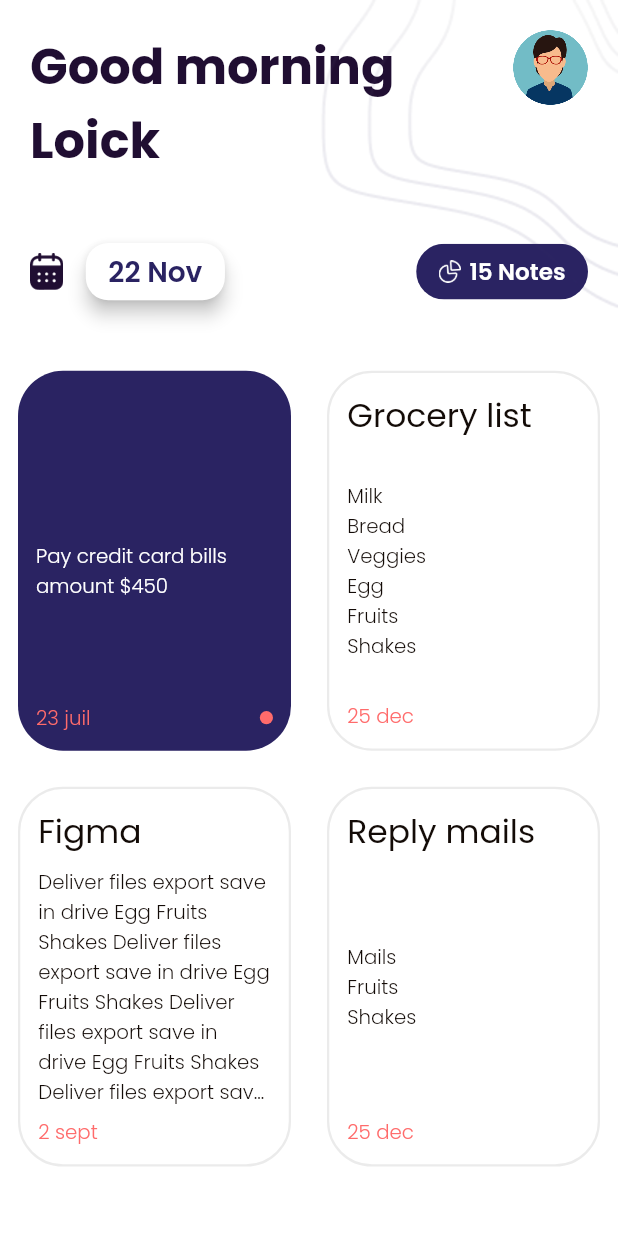
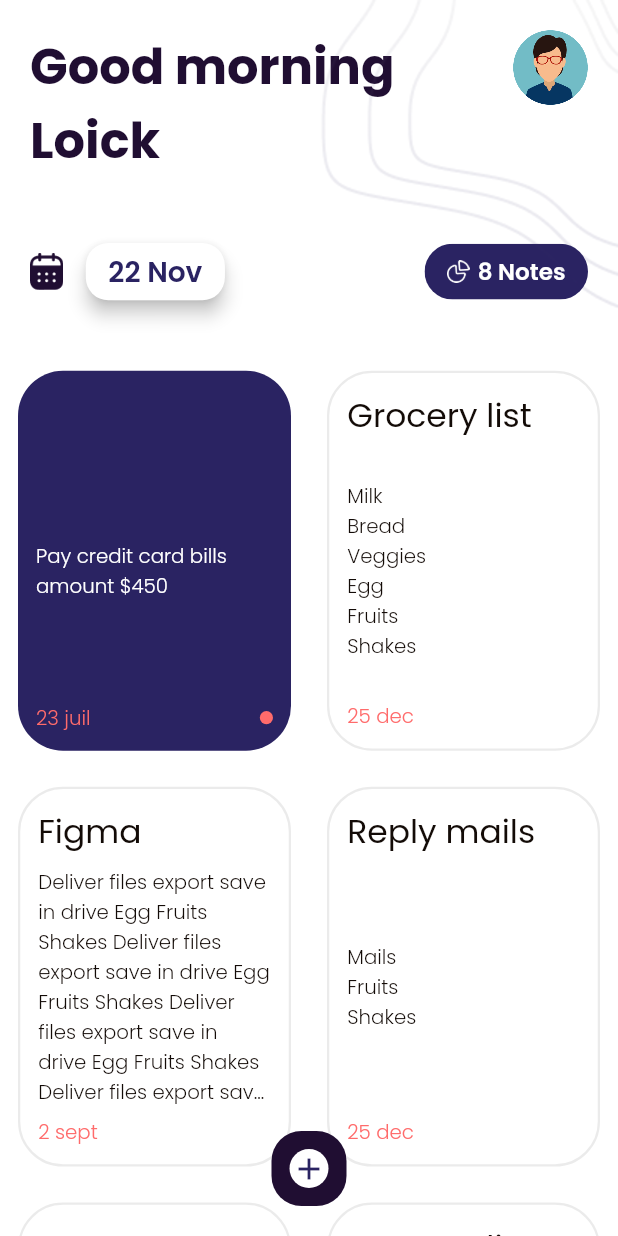
Before and after one commit to lyabs-dev/ToDo-List, a Flutter app: the Home screen opened directly, on a phone screen of 412 x 824 dp. Run offline on Flutter 3.47's test engine with Material 2 defaults, Android fonts, the phone set to English and light mode, and no system bars; our stand-ins replace flutter_bloc, shared_preferences; missing offline and left inert: test; accounts and stored records are empty; generated files the repository leaves out were written again.

Commit message:
add button add_note

```diff
--- a/lib/presentation/screens/home/home.dart
+++ b/lib/presentation/screens/home/home.dart
@@ -10,6 +10,10 @@ class Home extends StatelessWidget {
     Note(true, "", "Pay credit card bills amount \$450", "23 juil"),
     Note(false, "Grocery list", "Milk\nBread\nVeggies\nEgg\nFruits\nShakes", "25 dec"),
     Note(false, "Figma", "Deliver files export save in drive Egg Fruits Shakes Deliver files export save in drive Egg Fruits Shakes Deliver files export save in drive Egg Fruits Shakes Deliver files export save in drive Egg Fruits Shakes Deliver files export save in drive Egg Fruits Shakes Deliver files export save in drive Egg Fruits Shakes", "2 sept"),
+    Note(false, "Reply mails", "Mails \nFruits \nShakes", "25 dec"),
+    Note(false, "", "Pay credit card bills amount \$450", "23 juil"),
+    Note(false, "Grocery list", "Milk\nBread\nVeggies\nEgg\nFruits\nShakes", "25 dec"),
+    Note(true, "Figma", "Deliver files export save in drive Egg Fruits Shakes Deliver files export save in drive Egg Fruits Shakes Deliver files export save in drive Egg Fruits Shakes Deliver files export save in drive Egg Fruits Shakes Deliver files export save in drive Egg Fruits Shakes Deliver files export save in drive Egg Fruits Shakes", "2 sept"),
     Note(false, "Reply mails", "Mails \nFruits \nShakes", "25 dec"),
   ];
 
@@ -79,7 +83,7 @@ class Home extends StatelessWidget {
                           ],
                         ),
                         AppButton(
-                          "15 Notes",
+                          "${listNotes.length} Notes",
                           () {},
                           whitIcons: true,
                           paddingVertical: 7,
@@ -127,6 +131,14 @@ class Home extends StatelessWidget {
               fit: BoxFit.fitHeight,
             ),
           ),
+          Padding(
+            padding: const EdgeInsets.only(bottom: 20),
+            child: Align(
+                alignment: Alignment.bottomCenter,
+                child: CircleButton(Icons.add, () {
+                  //Navigator.of(context).pushNamed(pageDetailNote);
+                  }, iconColor: colorPrimary,)),
+          )
         ],
       ),
     );
```
